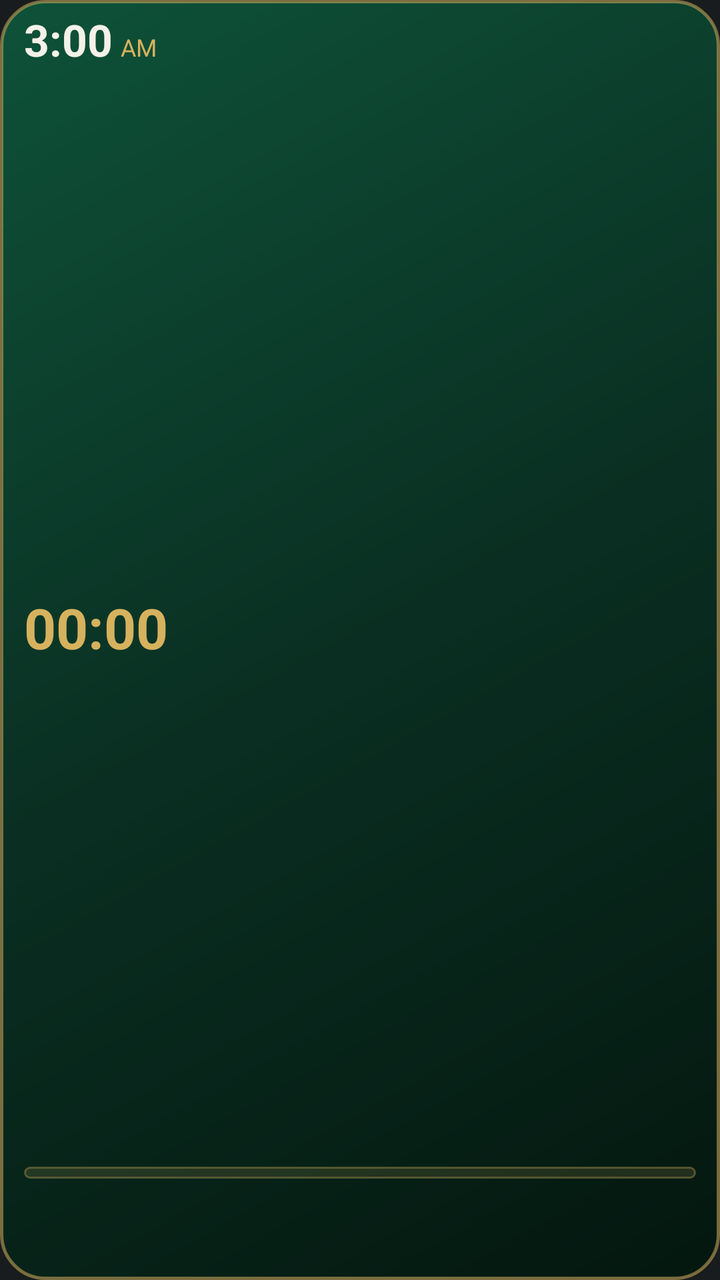
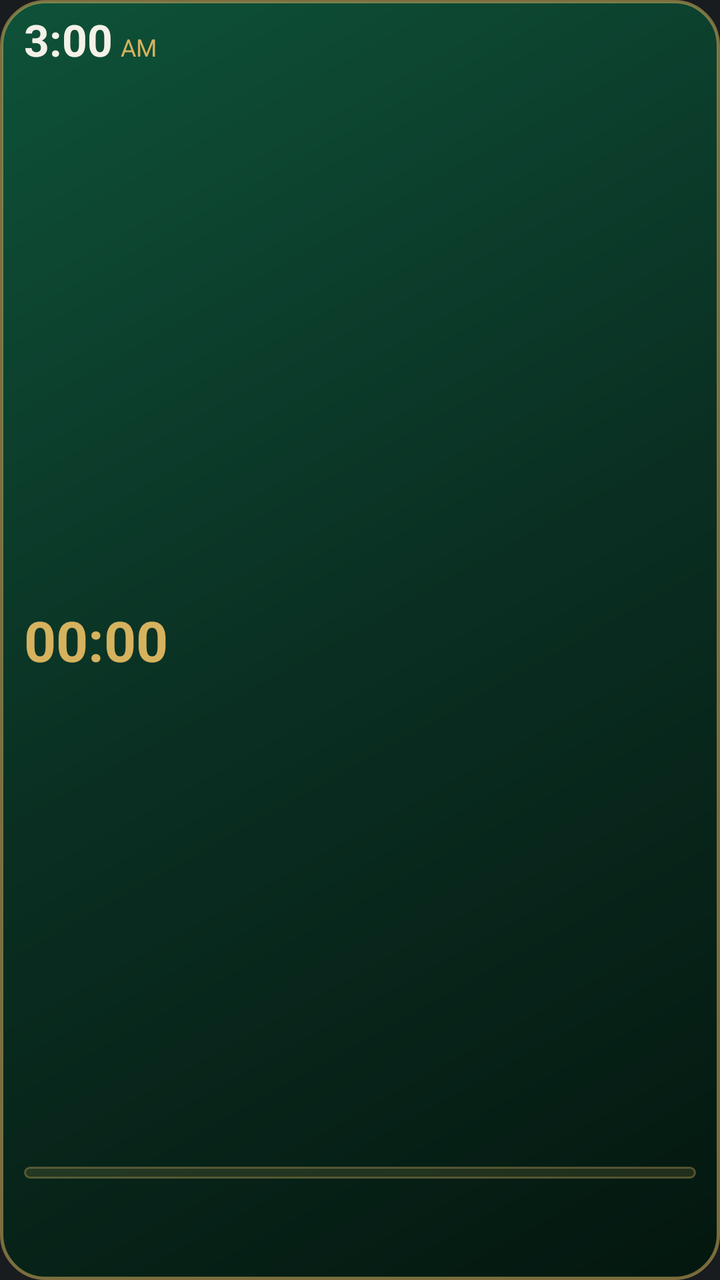

The first picture is an Android layout as it rendered before a commit; the second is the same layout after the commit. The layout source and the unified diff follow.
<!-- AndroidManifest.xml: application theme android:Theme.DeviceDefault.NoActionBar -->
<!-- res/layout/widget.xml -->
<?xml version="1.0" encoding="utf-8"?>
<LinearLayout xmlns:android="http://schemas.android.com/apk/res/android"
    android:id="@+id/wroot"
    android:layout_width="match_parent"
    android:layout_height="match_parent"
    android:orientation="vertical"
    android:layoutDirection="rtl"
    android:paddingStart="12dp"
    android:paddingEnd="12dp"
    android:paddingTop="8dp"
    android:paddingBottom="6dp"
    android:background="@drawable/widget_bg">

    
    <LinearLayout
        android:layout_width="match_parent"
        android:layout_height="wrap_content"
        android:orientation="horizontal"
        android:gravity="center_vertical">
        <LinearLayout
            android:layout_width="0dp"
            android:layout_height="wrap_content"
            android:layout_weight="1"
            android:orientation="vertical">
            <TextView
                android:id="@+id/wcity"
                android:layout_width="match_parent"
                android:layout_height="wrap_content"
                android:textColor="#A9C2B4"
                android:textSize="14sp"
                android:ellipsize="end"
                android:singleLine="true" />
            <TextView
                android:id="@+id/wtom"
                android:layout_width="match_parent"
                android:layout_height="wrap_content"
                android:includeFontPadding="false"
                android:textColor="#8FB09E"
                android:textSize="11sp"
                android:ellipsize="end"
                android:singleLine="true"
                android:visibility="gone" />
        </LinearLayout>
        <LinearLayout
            android:layout_width="wrap_content"
            android:layout_height="wrap_content"
            android:orientation="horizontal"
            android:layoutDirection="ltr"
            android:gravity="bottom">
            <TextClock
                android:id="@+id/wclk"
                android:layout_width="wrap_content"
                android:layout_height="wrap_content"
                android:includeFontPadding="false"
                android:format12Hour="h:mm"
                android:format24Hour="h:mm"
                android:timeZone="GMT+03:00"
                android:textColor="#F4F1E8"
                android:textSize="22sp"
                android:textStyle="bold" />
            <TextClock
                android:id="@+id/wap"
                android:layout_width="wrap_content"
                android:layout_height="wrap_content"
                android:layout_marginStart="4dp"
                android:includeFontPadding="false"
                android:format12Hour="a"
                android:format24Hour="a"
                android:timeZone="GMT+03:00"
                android:textColor="#D6B25E"
                android:textSize="12sp" />
        </LinearLayout>
    </LinearLayout>

    
    <LinearLayout
        android:layout_width="match_parent"
        android:layout_height="0dp"
        android:layout_weight="1"
        android:orientation="horizontal"
        android:gravity="center_vertical">
        <LinearLayout
            android:layout_width="0dp"
            android:layout_height="wrap_content"
            android:layout_weight="1"
            android:orientation="vertical">
            <TextView
                android:id="@+id/wnext"
                android:layout_width="wrap_content"
                android:layout_height="wrap_content"
                android:textColor="#D6B25E"
                android:textSize="30sp"
                android:textStyle="bold"
                android:singleLine="true" />
            <TextView
                android:id="@+id/wat"
                android:layout_width="wrap_content"
                android:layout_height="wrap_content"
                android:textColor="#F4F1E8"
                android:textSize="14sp"
                android:singleLine="true" />
        </LinearLayout>
        <LinearLayout
            android:layout_width="wrap_content"
            android:layout_height="wrap_content"
            android:orientation="vertical"
            android:gravity="end">
            <TextView
                android:id="@+id/wlab"
                android:layout_width="wrap_content"
                android:layout_height="wrap_content"
                android:textColor="#A9C2B4"
                android:textSize="12sp"
                android:singleLine="true" />
            <Chronometer
                android:id="@+id/wcd"
                android:layout_width="wrap_content"
                android:layout_height="wrap_content"
                android:includeFontPadding="false"
                android:layoutDirection="ltr"
                android:textColor="#D6B25E"
                android:textSize="28sp"
                android:textStyle="bold" />
            <TextView
                android:id="@+id/wcdt"
                android:layout_width="wrap_content"
                android:layout_height="wrap_content"
                android:textColor="#D6B25E"
                android:textSize="22sp"
                android:textStyle="bold"
                android:visibility="gone" />
        </LinearLayout>
    </LinearLayout>

    
    <LinearLayout
        android:id="@+id/wtip"
        android:layout_width="match_parent"
        android:layout_height="wrap_content"
        android:orientation="horizontal"
        android:gravity="center_vertical"
        android:layout_marginTop="3dp"
        android:layout_marginBottom="4dp"
        android:paddingStart="10dp"
        android:paddingEnd="10dp"
        android:paddingTop="3dp"
        android:paddingBottom="3dp"
        android:background="@drawable/tip_bg">
        <ViewFlipper
            android:id="@+id/wflip"
            android:layout_width="match_parent"
            android:layout_height="wrap_content"
            android:flipInterval="10000"
            android:autoStart="true" />
    </LinearLayout>

    
    <LinearLayout
        android:layout_width="match_parent"
        android:layout_height="wrap_content"
        android:orientation="horizontal"
        android:weightSum="5">
        <LinearLayout android:id="@+id/c0" android:layout_width="0dp" android:layout_height="wrap_content" android:layout_weight="1" android:layout_margin="1dp" android:paddingTop="3dp" android:paddingBottom="3dp" android:orientation="vertical" android:gravity="center">
            <TextView android:id="@+id/n0" android:layout_width="wrap_content" android:layout_height="wrap_content" android:textColor="#A9C2B4" android:textSize="12sp" android:singleLine="true" />
            <TextView android:id="@+id/t0" android:layout_width="wrap_content" android:layout_height="wrap_content" android:includeFontPadding="false" android:layout_marginTop="1dp" android:textColor="#F4F1E8" android:textSize="13sp" android:textStyle="bold" android:singleLine="true" />
        </LinearLayout>
        <LinearLayout android:id="@+id/c1" android:layout_width="0dp" android:layout_height="wrap_content" android:layout_weight="1" android:layout_margin="1dp" android:paddingTop="3dp" android:paddingBottom="3dp" android:orientation="vertical" android:gravity="center">
            <TextView android:id="@+id/n1" android:layout_width="wrap_content" android:layout_height="wrap_content" android:textColor="#A9C2B4" android:textSize="12sp" android:singleLine="true" />
            <TextView android:id="@+id/t1" android:layout_width="wrap_content" android:layout_height="wrap_content" android:includeFontPadding="false" android:layout_marginTop="1dp" android:textColor="#F4F1E8" android:textSize="13sp" android:textStyle="bold" android:singleLine="true" />
        </LinearLayout>
        <LinearLayout android:id="@+id/c2" android:layout_width="0dp" android:layout_height="wrap_content" android:layout_weight="1" android:layout_margin="1dp" android:paddingTop="3dp" android:paddingBottom="3dp" android:orientation="vertical" android:gravity="center">
            <TextView android:id="@+id/n2" android:layout_width="wrap_content" android:layout_height="wrap_content" android:textColor="#A9C2B4" android:textSize="12sp" android:singleLine="true" />
            <TextView android:id="@+id/t2" android:layout_width="wrap_content" android:layout_height="wrap_content" android:includeFontPadding="false" android:layout_marginTop="1dp" android:textColor="#F4F1E8" android:textSize="13sp" android:textStyle="bold" android:singleLine="true" />
        </LinearLayout>
        <LinearLayout android:id="@+id/c3" android:layout_width="0dp" android:layout_height="wrap_content" android:layout_weight="1" android:layout_margin="1dp" android:paddingTop="3dp" android:paddingBottom="3dp" android:orientation="vertical" android:gravity="center">
            <TextView android:id="@+id/n3" android:layout_width="wrap_content" android:layout_height="wrap_content" android:textColor="#A9C2B4" android:textSize="12sp" android:singleLine="true" />
            <TextView android:id="@+id/t3" android:layout_width="wrap_content" android:layout_height="wrap_content" android:includeFontPadding="false" android:layout_marginTop="1dp" android:textColor="#F4F1E8" android:textSize="13sp" android:textStyle="bold" android:singleLine="true" />
        </LinearLayout>
        <LinearLayout android:id="@+id/c4" android:layout_width="0dp" android:layout_height="wrap_content" android:layout_weight="1" android:layout_margin="1dp" android:paddingTop="3dp" android:paddingBottom="3dp" android:orientation="vertical" android:gravity="center">
            <TextView android:id="@+id/n4" android:layout_width="wrap_content" android:layout_height="wrap_content" android:textColor="#A9C2B4" android:textSize="12sp" android:singleLine="true" />
            <TextView android:id="@+id/t4" android:layout_width="wrap_content" android:layout_height="wrap_content" android:includeFontPadding="false" android:layout_marginTop="1dp" android:textColor="#F4F1E8" android:textSize="13sp" android:textStyle="bold" android:singleLine="true" />
        </LinearLayout>
    </LinearLayout>
</LinearLayout>
<!-- resources referenced by this layout -->
<resources>
  <!-- drawable tip_bg (drawable) -->
  <?xml version="1.0" encoding="utf-8"?>
  <shape xmlns:android="http://schemas.android.com/apk/res/android" android:shape="rectangle">
      <solid android:color="#22D6B25E" />
      <stroke android:width="1dp" android:color="#55D6B25E" />
      <corners android:radius="10dp" />
  </shape>
  <!-- drawable widget_bg (drawable) -->
  <?xml version="1.0" encoding="utf-8"?>
  <shape xmlns:android="http://schemas.android.com/apk/res/android" android:shape="rectangle">
      <gradient android:startColor="#0E5239" android:centerColor="#0A2F22" android:endColor="#04170F" android:angle="315" />
      <stroke android:width="1.5dp" android:color="#88D6B25E" />
      <corners android:radius="22dp" />
  </shape>
</resources>

<!-- the commit's change to res/layout/widget.xml (unified diff, before → after) -->
@@ -44,31 +44,45 @@
         <LinearLayout
             android:layout_width="wrap_content"
             android:layout_height="wrap_content"
-            android:orientation="horizontal"
-            android:layoutDirection="ltr"
-            android:gravity="bottom">
-            <TextClock
-                android:id="@+id/wclk"
+            android:orientation="vertical"
+            android:gravity="end">
+            <LinearLayout
+                android:layout_width="wrap_content"
+                android:layout_height="wrap_content"
+                android:orientation="horizontal"
+                android:layoutDirection="ltr"
+                android:gravity="bottom">
+                <TextClock
+                    android:id="@+id/wclk"
+                    android:layout_width="wrap_content"
+                    android:layout_height="wrap_content"
+                    android:includeFontPadding="false"
+                    android:format12Hour="h:mm"
+                    android:format24Hour="h:mm"
+                    android:timeZone="GMT+03:00"
+                    android:textColor="#F4F1E8"
+                    android:textSize="22sp"
+                    android:textStyle="bold" />
+                <TextClock
+                    android:id="@+id/wap"
+                    android:layout_width="wrap_content"
+                    android:layout_height="wrap_content"
+                    android:layout_marginStart="4dp"
+                    android:includeFontPadding="false"
+                    android:format12Hour="a"
+                    android:format24Hour="a"
+                    android:timeZone="GMT+03:00"
+                    android:textColor="#D6B25E"
+                    android:textSize="12sp" />
+            </LinearLayout>
+            <TextView
+                android:id="@+id/wdate"
                 android:layout_width="wrap_content"
                 android:layout_height="wrap_content"
                 android:includeFontPadding="false"
-                android:format12Hour="h:mm"
-                android:format24Hour="h:mm"
-                android:timeZone="GMT+03:00"
-                android:textColor="#F4F1E8"
-                android:textSize="22sp"
-                android:textStyle="bold" />
-            <TextClock
-                android:id="@+id/wap"
-                android:layout_width="wrap_content"
-                android:layout_height="wrap_content"
-                android:layout_marginStart="4dp"
-                android:includeFontPadding="false"
-                android:format12Hour="a"
-                android:format24Hour="a"
-                android:timeZone="GMT+03:00"
-                android:textColor="#D6B25E"
-                android:textSize="12sp" />
+                android:textColor="#8FB09E"
+                android:textSize="11sp"
+                android:singleLine="true" />
         </LinearLayout>
     </LinearLayout>
 
@@ -151,6 +165,8 @@
             android:layout_width="match_parent"
             android:layout_height="wrap_content"
             android:flipInterval="10000"
+            android:inAnimation="@anim/widget_fade_in"
+            android:outAnimation="@anim/widget_fade_out"
             android:autoStart="true" />
     </LinearLayout>
 
